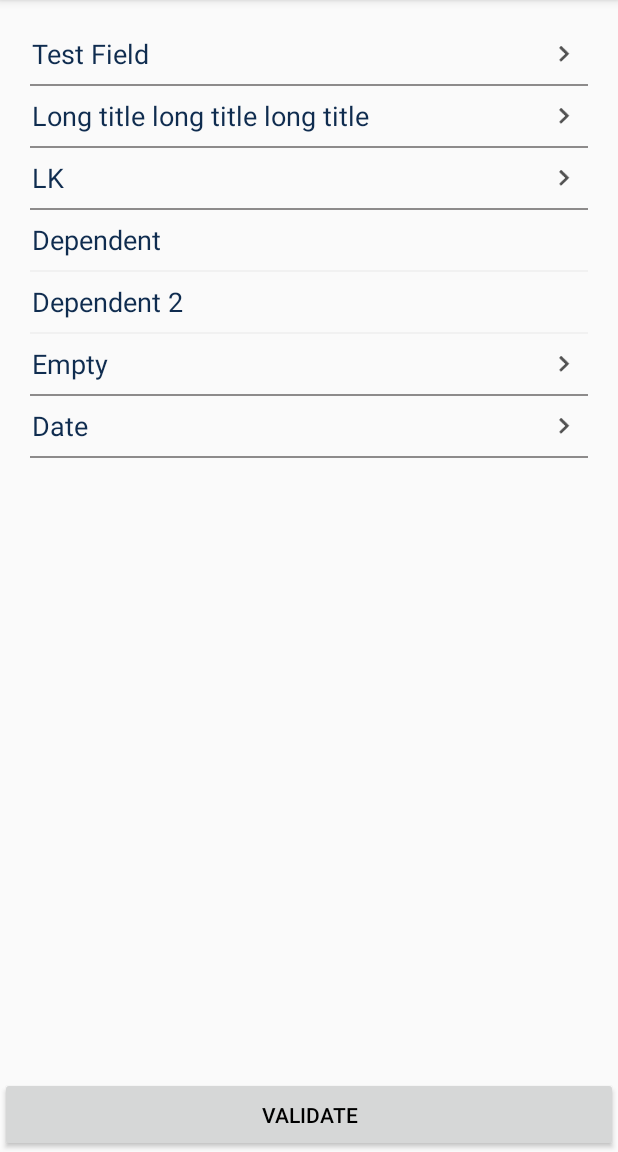
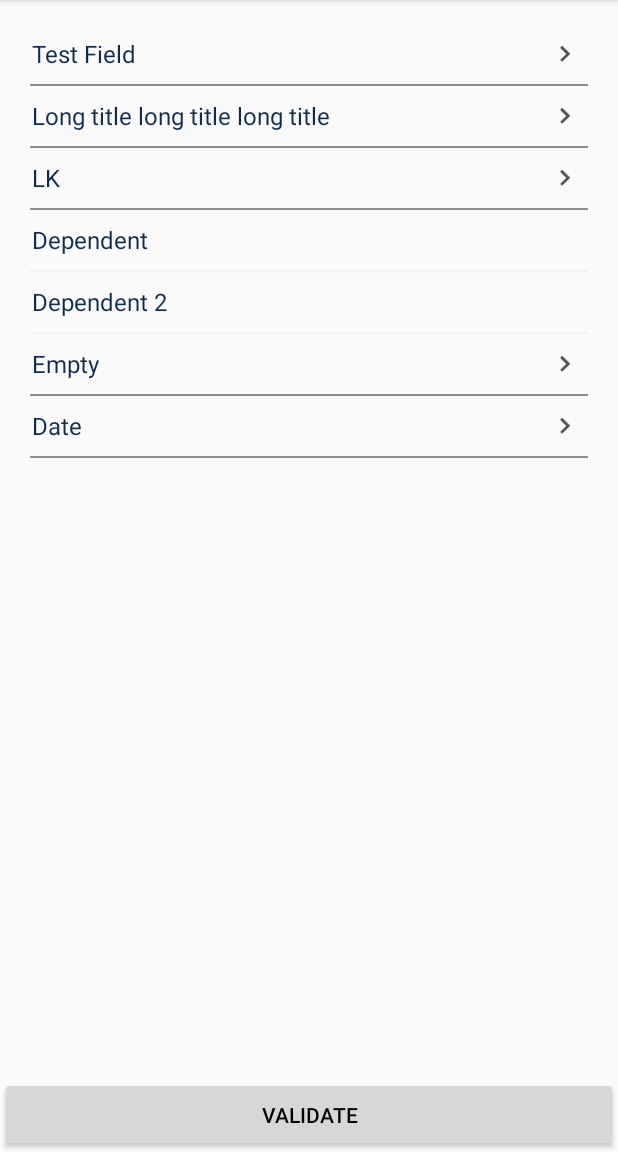
Before and after one commit to lcabrales/multichoiceform, an Android app: the screen it shows after launch (MainActivity), on a phone screen of 412 x 824 dp, the part 84-1236 px from its top. Run offline under Robolectric (Android 15) with nearby library versions, the phone set to English and light mode, and no system bars.

Commit message:
v1.5.4
- Improved adaptability of the step views to adjust their size according to the text length.
- Reduced the text size by 2dp.

```diff
--- a/multichoiceform/build.gradle
+++ b/multichoiceform/build.gradle
@@ -8,7 +8,7 @@ android {
         minSdkVersion 16
         targetSdkVersion 27
         versionCode 1
-        versionName "1.5.3"
+        versionName "1.5.4"
 
         testInstrumentationRunner "android.support.test.runner.AndroidJUnitRunner"
 
--- a/multichoiceform/maven-push.gradle
+++ b/multichoiceform/maven-push.gradle
@@ -9,7 +9,7 @@ publishing {
 
             groupId 'com.hypernovalabs'
             artifactId 'multichoiceform'
-            version '1.5.3'
+            version '1.5.4'
 
             pom.withXml {
                 // Iterate over the compile dependencies (we don't want the test ones), adding a <dependency> node for each
@@ -40,10 +40,10 @@ bintray {
         licenses = ['Apache-2.0']
         vcsUrl = 'https://github.com/lcabrales/multichoiceform'
         version {
-            name = '1.5.3'
+            name = '1.5.4'
             desc = 'MultiChoiceForm Library'
             released = new Date()
-            vcsTag = '1.5.3'
+            vcsTag = '1.5.4'
         }
     }
 }
--- a/multichoiceform/src/main/res/layout/mcf_step_item.xml
+++ b/multichoiceform/src/main/res/layout/mcf_step_item.xml
@@ -21,10 +21,10 @@
             android:id="@+id/title"
             android:layout_width="0dp"
             android:layout_height="wrap_content"
-            android:layout_weight="0.5"
+            android:layout_weight="1"
             android:ellipsize="end"
             android:maxLines="1"
-            android:textSize="18sp" />
+            android:textSize="16sp" />
 
         <TextView
             android:id="@+id/selection"
@@ -35,25 +35,21 @@
             android:ellipsize="end"
             android:gravity="end"
             android:maxLines="1"
-            android:maxWidth="140dp"
-            android:textSize="16sp" />
+            android:maxWidth="230dp"
+            android:textSize="14sp" />
 
         <RelativeLayout
-            android:layout_width="0dp"
-            android:layout_height="match_parent"
-            android:layout_weight="0.1"
+            android:layout_width="28dp"
+            android:layout_height="28dp"
+            android:layout_gravity="center_vertical|end"
             android:gravity="end">
 
             <ImageView
                 android:id="@+id/image"
-                android:layout_width="28dp"
-                android:layout_height="28dp"
-                android:layout_centerVertical="true"
-                android:layout_alignParentRight="true"
-                android:layout_alignParentEnd="true"
+                android:layout_width="match_parent"
+                android:layout_height="match_parent"
                 android:src="@drawable/mcf_ic_action_arrow" />
         </RelativeLayout>
-
     </LinearLayout>
 
     <View
--- a/sample/src/main/java/com/hypernovalabs/multichoiceform/sample/MainActivity.java
+++ b/sample/src/main/java/com/hypernovalabs/multichoiceform/sample/MainActivity.java
@@ -62,7 +62,10 @@ public class MainActivity extends AppCompatActivity {
         step.setSearchable(true); //to enable the SearchView
 
         String[] data2 = {"Yes", "No"};
-        MCFSingleSelectStep step2 = new MCFSingleSelectStep(data2, (MCFStepView) findViewById(R.id.form_test2), true);
+        MCFSingleSelectStep step2 = new MCFSingleSelectStep(
+                data2,
+                (MCFStepView) findViewById(R.id.form_test2),
+                true);
 
         MCFTextInputStep textInputStep = new MCFTextInputStep(
                 (MCFStepView) findViewById(R.id.form_test3),
```
Also changed, not shown: 1 other file.
